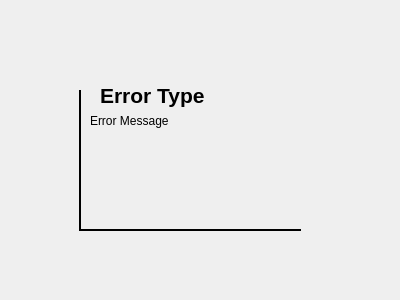
Old version of the form src/ui/errordialog.ui in the repository CaptOkie/code-first-think-later.
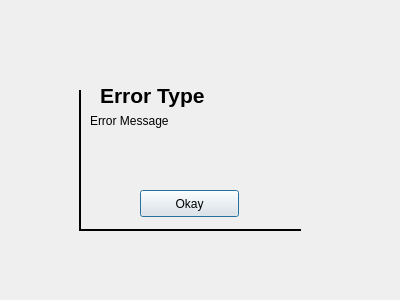
New version of the form. Icons and pictures are not drawn.

Commit message: connected error dialog to cancel button on log ins for testing, made log ins modal dialogs

Diff of the .ui file:
```diff
--- a/src/ui/errordialog.ui
+++ b/src/ui/errordialog.ui
@@ -104,6 +104,19 @@
     <enum>Qt::Horizontal</enum>
    </property>
   </widget>
+  <widget class="QPushButton" name="closeButton">
+   <property name="geometry">
+    <rect>
+     <x>140</x>
+     <y>190</y>
+     <width>99</width>
+     <height>27</height>
+    </rect>
+   </property>
+   <property name="text">
+    <string>Okay</string>
+   </property>
+  </widget>
  </widget>
  <resources/>
  <connections/>
```
Left out of the diff: 4 changed lines with no effect on the pictures. The commit also changes 7 other files.
